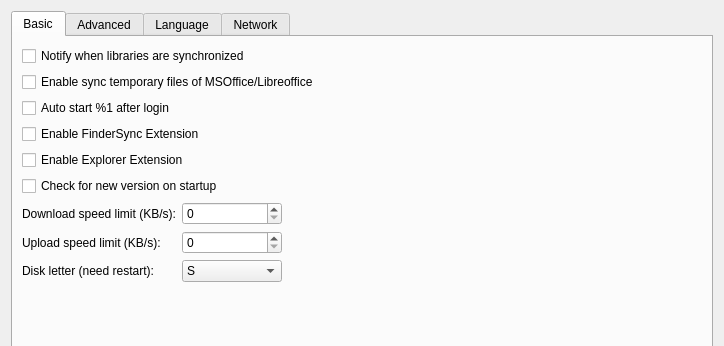
haiwen/seadrive-gui, file ui/settings-dialog.ui: the form before one commit; both pictures show x 0 to 724 and y 0 to 346 of the 724 by 579 pixel window.
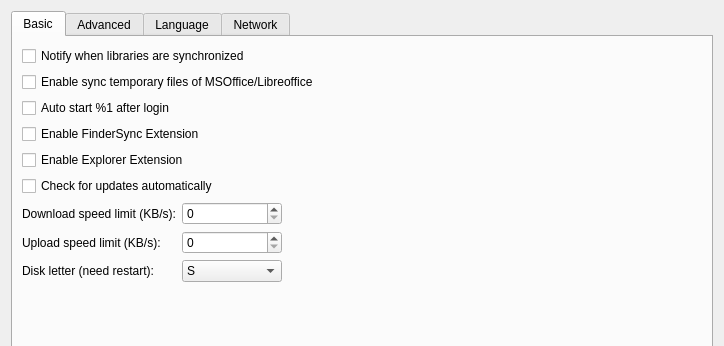
The form after the commit. The open tabs and pages were chosen to show the change.

```diff
--- a/ui/settings-dialog.ui
+++ b/ui/settings-dialog.ui
@@ -62,7 +62,7 @@
        <item>
         <widget class="QCheckBox" name="mCheckLatestVersionBox">
          <property name="text">
-          <string>Check for new version on startup</string>
+          <string>Check for updates automatically</string>
          </property>
         </widget>
        </item>
```
Left out of the diff: 2 changed lines with no effect on the pictures.
